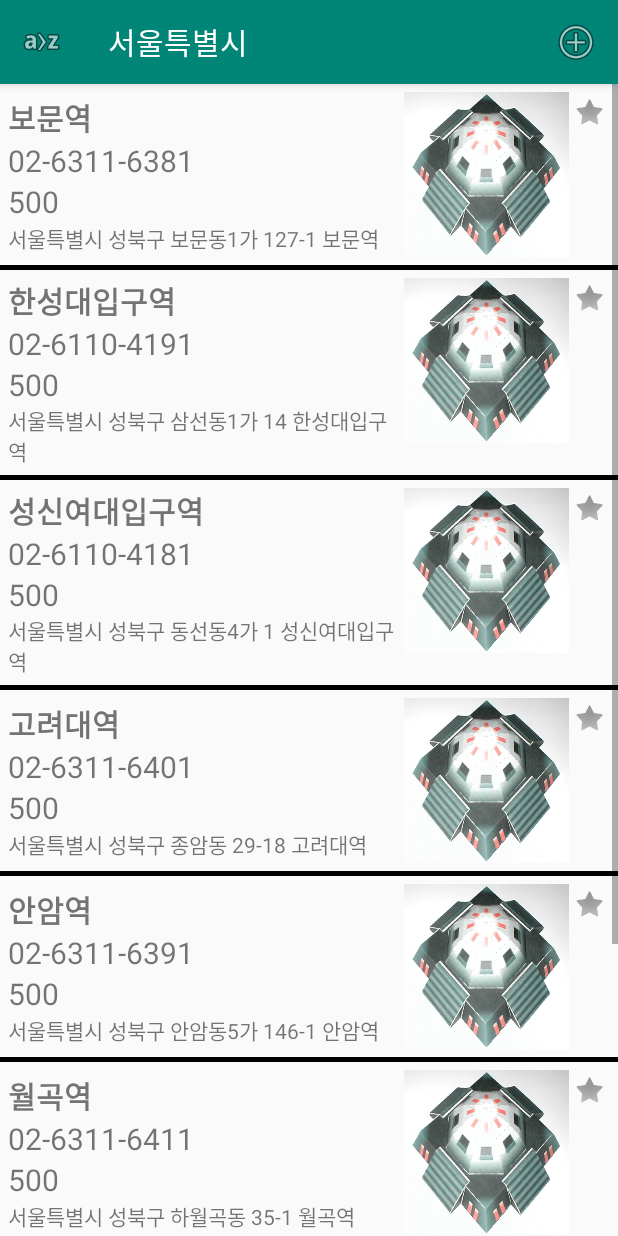
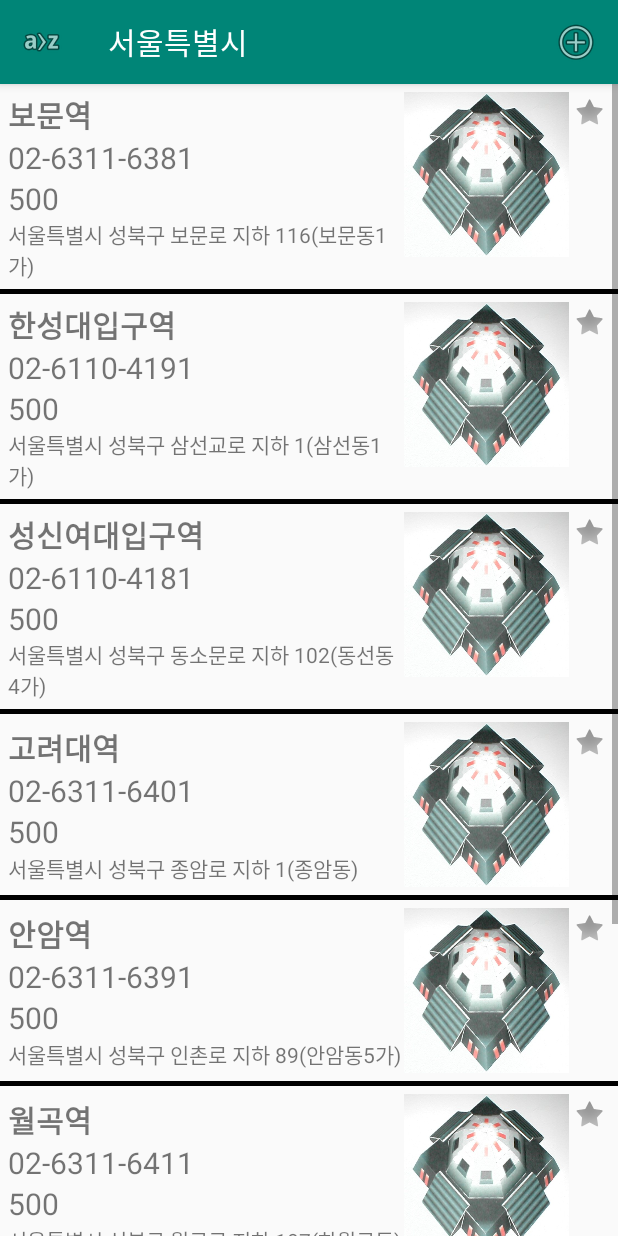
Before and after one commit to qkrrhksdlr/PlatFormCleansing, an Android app: the screen it shows after launch (MainActivity), after a tap on "서울특별시", on a phone screen of 412 x 824 dp. Run offline under Robolectric (Android 15) with nearby library versions, the light colour scheme and no system bars.

Commit message:
다시 도로명으로~
ㅎㅎ

```diff
--- a/app/src/main/java/com/project/pfc/platformcleansing/BunkerAdapter.java
+++ b/app/src/main/java/com/project/pfc/platformcleansing/BunkerAdapter.java
@@ -52,7 +52,7 @@ public class BunkerAdapter extends BaseAdapter {
         TextView name = (TextView) convertView.findViewById(R.id.text_name);
         TextView call = (TextView) convertView.findViewById(R.id.text_call);
         TextView capacity = (TextView) convertView.findViewById(R.id.text_capacity);
-        TextView address2 = (TextView) convertView.findViewById(R.id.text_address);
+        TextView address = (TextView) convertView.findViewById(R.id.text_address);
         ImageButton favorite = (ImageButton) convertView.findViewById(R.id.btn_favorite);               //listView 아이템
 
         BunkerItem item = (BunkerItem)getItem(position);
@@ -60,8 +60,7 @@ public class BunkerAdapter extends BaseAdapter {
         name.setText(item.name);
         call.setText(item.call);
         capacity.setText(Integer.toString(item.capacity));                 //텍스트 설정
-        //address1.setText(item.address1);
-        address2.setText(item.address2);
+        address.setText(item.address);
 
         final int star_on = android.R.drawable.star_on;
         final int star_off = android.R.drawable.star_off;
@@ -115,15 +114,15 @@ public class BunkerAdapter extends BaseAdapter {
 class BunkerItem{                   //메인 리스트에 보여줄 항목
     public String name;        //대피소명
     public String call;        //전화번호
-    public String address2;     //지번주소
+    public String address;     //주소
     public int capacity;        //수용인원
     public int favorite;    //즐겨찾기여부
     public int _id;
 
-    public BunkerItem(String name, String call, String address2, int capacity, int favorite, int _id) {
+    public BunkerItem(String name, String call, String address, int capacity, int favorite, int _id) {
         this.name = name;
         this.call = call;
-        this.address2 = address2;
+        this.address = address;
         this.capacity = capacity;
         this.favorite = favorite;
         this._id = _id;
--- a/app/src/main/java/com/project/pfc/platformcleansing/BunkerDBHelper.java
+++ b/app/src/main/java/com/project/pfc/platformcleansing/BunkerDBHelper.java
@@ -134,7 +134,6 @@ public class BunkerDBHelper extends SQLiteOpenHelper {
         while(cursor.moveToNext()){
             String name = cursor.getString(0);
             String call = cursor.getString(1);
-            //String address1 = cursor.getString(2);
             String address = cursor.getString(2);
             int capacity = cursor.getInt(3);
             int favorite = cursor.getInt(4);
--- a/app/src/main/res/layout/activity_detail_view.xml
+++ b/app/src/main/res/layout/activity_detail_view.xml
@@ -107,7 +107,7 @@
                         <TextView
                             android:layout_width="wrap_content"
                             android:layout_height="wrap_content"
-                            android:text="@string/detail_address2"
+                            android:text="@string/detail_address"
                             android:padding="@dimen/detail_text_padding"
                             android:textStyle="bold"
                             android:gravity="center"/>
--- a/app/src/main/res/layout/activity_edit.xml
+++ b/app/src/main/res/layout/activity_edit.xml
@@ -87,7 +87,7 @@
                         <TextView
                             android:layout_width="wrap_content"
                             android:layout_height="wrap_content"
-                            android:text="@string/detail_address2"
+                            android:text="@string/detail_address"
                             android:padding="@dimen/detail_text_padding"
                             android:textStyle="bold"
                             android:gravity="center"/>
--- a/app/src/main/res/layout/item.xml
+++ b/app/src/main/res/layout/item.xml
@@ -29,15 +29,10 @@
             android:text="수용인원"
             android:textSize="20sp"
             android:id="@+id/text_capacity"/>
-        <!--<TextView-->
-            <!--android:layout_width="wrap_content"-->
-            <!--android:layout_height="wrap_content"-->
-            <!--android:text="도로명주소"-->
-            <!--android:id="@+id/text_address1"/>-->
         <TextView
             android:layout_width="wrap_content"
             android:layout_height="wrap_content"
-            android:text="지번주소"
+            android:text="주소"
             android:id="@+id/text_address"/>
 
     </LinearLayout>
--- a/app/src/main/res/values/strings.xml
+++ b/app/src/main/res/values/strings.xml
@@ -4,8 +4,7 @@
     <string name="detail_name">이름</string>
     <string name="detail_call">전화번호</string>
     <string name="detail_capacity">수용인원</string>
-    <string name="detail_address1">도로명주소</string>
-    <string name="detail_address2">지번주소</string>
+    <string name="detail_address">주소</string>
     <string name="detail_remarks">비고</string>
     <string name="detail_user">작성자</string>
     <string name="detail_date">수정날짜</string>
```
Also changed, not shown: app/src/main/assets/BunkerData.db.
